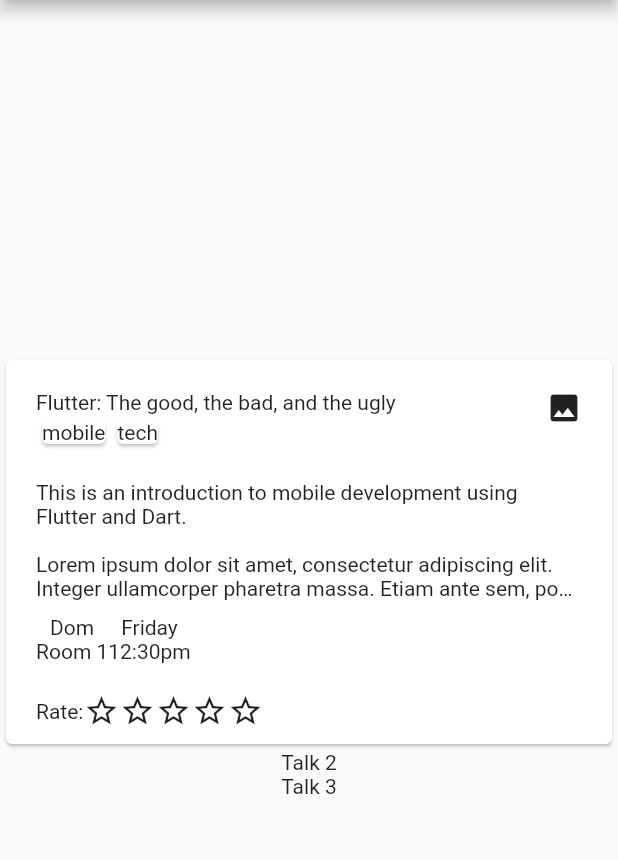
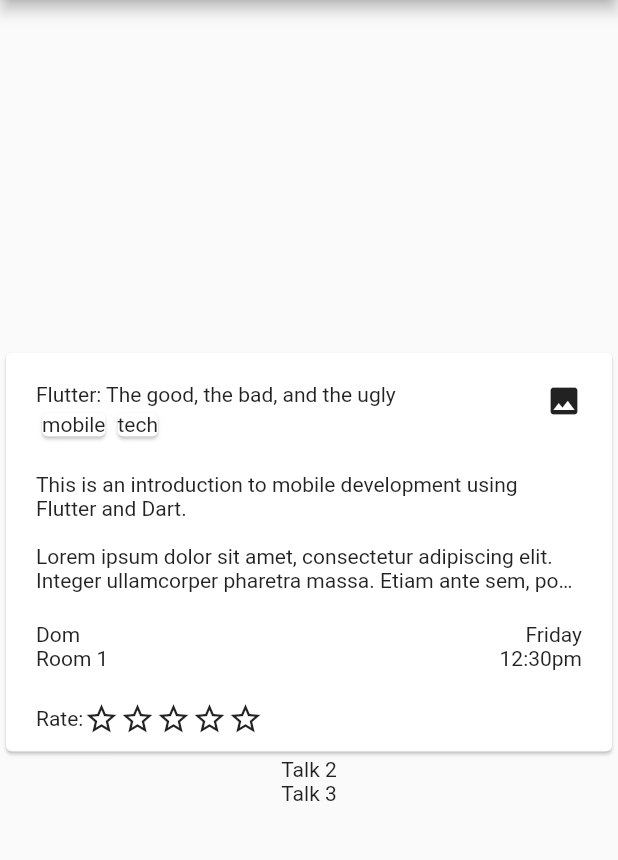
Before and after one commit to random82/talkrater, a Flutter app: the screen it shows after launch, on a phone screen of 412 x 824 dp, the part 84-944 px from its top. Run offline on Flutter 3.47's test engine with Material 2 defaults, Android fonts, the phone set to English and light mode, and no system bars.

Commit message:
Alignment of the bottom section

```diff
--- a/talkrater/lib/main.dart
+++ b/talkrater/lib/main.dart
@@ -131,26 +131,37 @@ class _MyHomePageState extends State<MyHomePage> {
                       ),
                   ),
                   Padding(
-                      padding: EdgeInsets.symmetric(horizontal: 20, vertical: 10),
+                    padding: EdgeInsets.symmetric(horizontal: 20, vertical: 20),
                     child: Row(
+                      crossAxisAlignment: CrossAxisAlignment.start,
                       children: <Widget>[
-                          Column(
+                        Expanded(
+                          child: Align(
+                            alignment: Alignment.centerLeft,
+                            child: Column(
+                              crossAxisAlignment: CrossAxisAlignment.start,
                               children: <Widget>[
                                 Text('Dom'),
                                 Text('Room 1'),
                               ],
                             ),
-                          Column(
+                          ),
+                        ),
+                        Align(
+                          alignment: Alignment.centerRight,
+                          child: Column(
+                            crossAxisAlignment: CrossAxisAlignment.end,
                             children: <Widget>[
                               Text('Friday'),
                               Text('12:30pm'),
                             ],
                           )
+                        )
                       ],
                     ),
                   ),
                   Padding(
-                    padding: EdgeInsets.symmetric(horizontal: 20, vertical: 10),
+                    padding: EdgeInsets.only(left: 20, right: 20, bottom: 10),
                     child: Row(
                       children: <Widget>[
                         Text("Rate:"),
```
Lines whose indentation alone changed are shown as unchanged.
